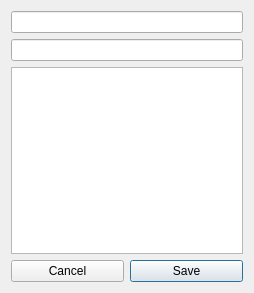
Qt form edit.ui (Mikkicon/KMAContacts) before a commit.
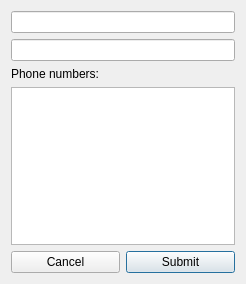
The same form after that commit.

The edit to the form file:
```diff
--- a/edit.ui
+++ b/edit.ui
@@ -1,42 +1,49 @@
 <?xml version="1.0" encoding="UTF-8"?>
 <ui version="4.0">
  <class>Edit</class>
- <widget class="QWidget" name="Edit">
+ <widget class="QDialog" name="Edit">
   <property name="geometry">
    <rect>
     <x>0</x>
     <y>0</y>
-    <width>254</width>
-    <height>293</height>
+    <width>246</width>
+    <height>284</height>
    </rect>
   </property>
   <property name="windowTitle">
    <string>Form</string>
   </property>
   <layout class="QGridLayout" name="gridLayout">
-   <item row="0" column="0" colspan="2">
-    <widget class="QLineEdit" name="lineEdit"/>
+   <item row="4" column="1">
+    <widget class="QPushButton" name="pushButton">
+     <property name="text">
+      <string>Submit</string>
+     </property>
+     <property name="default">
+      <bool>true</bool>
+     </property>
+    </widget>
    </item>
    <item row="1" column="0" colspan="2">
     <widget class="QLineEdit" name="lineEdit_2"/>
    </item>
-   <item row="2" column="0" colspan="2">
+   <item row="3" column="0" colspan="2">
     <widget class="QListWidget" name="listWidget"/>
    </item>
-   <item row="3" column="0">
+   <item row="0" column="0" colspan="2">
+    <widget class="QLineEdit" name="lineEdit"/>
+   </item>
+   <item row="4" column="0">
     <widget class="QPushButton" name="pushButton_2">
      <property name="text">
       <string>Cancel</string>
      </property>
     </widget>
    </item>
-   <item row="3" column="1">
-    <widget class="QPushButton" name="pushButton">
+   <item row="2" column="0">
+    <widget class="QLabel" name="label">
      <property name="text">
-      <string>Save</string>
-     </property>
-     <property name="default">
-      <bool>true</bool>
+      <string>Phone numbers:</string>
      </property>
     </widget>
    </item>
```
Left out of the diff: 2 changed lines with no effect on the pictures.
